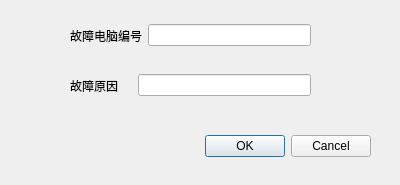
mysqlCar/netbarManager, file netbar/repair.ui: the form before one commit.
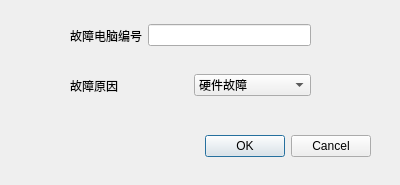
The form after the commit.

```diff
--- a/netbar/repair.ui
+++ b/netbar/repair.ui
@@ -69,7 +69,18 @@
      </widget>
     </item>
     <item>
-     <widget class="QLineEdit" name="errNum"/>
+     <widget class="QComboBox" name="errNum">
+      <item>
+       <property name="text">
+        <string>硬件故障</string>
+       </property>
+      </item>
+      <item>
+       <property name="text">
+        <string>软件故障</string>
+       </property>
+      </item>
+     </widget>
     </item>
    </layout>
   </widget>
```
